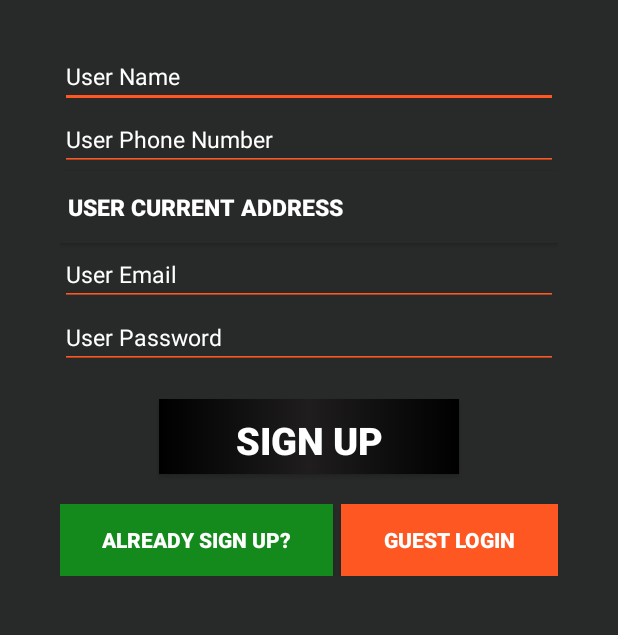
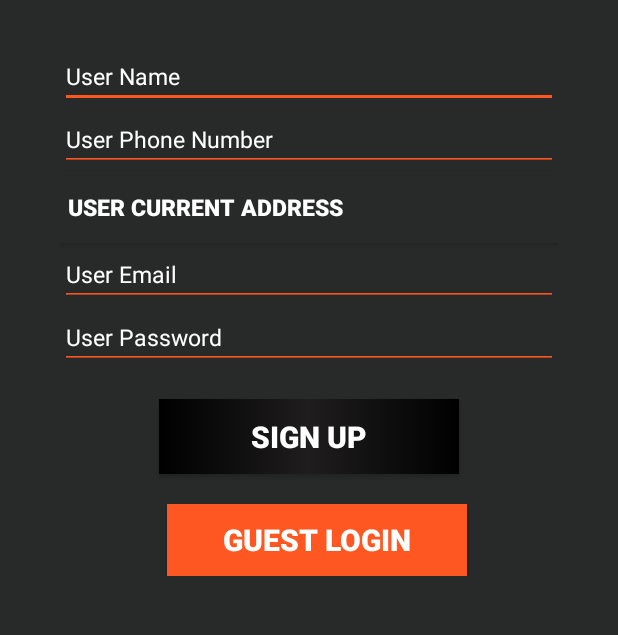
Before and after one commit to sifatabdullah386/SafeGuard, an Android app: the screen it shows after launch (RegisterActivity), on a phone screen of 412 x 824 dp, the part 367-1002 px from its top. Run offline under Robolectric (Android 15) with nearby library versions, the phone set to English and light mode, and no system bars; our stand-ins replace Firebase (no records; nobody signed in at launch, a user with empty details on screens opened directly); 2 statements that could not run were skipped.

Commit message:
Commit23

```diff
--- a/app/build.gradle
+++ b/app/build.gradle
@@ -63,7 +63,7 @@ dependencies {
     implementation 'com.google.android.gms:play-services-location:17.0.0'
     implementation 'com.google.android.libraries.places:places:2.2.0'
 
-    //firebase dependencies
+    //FireBase dependencies
     implementation 'com.google.firebase:firebase-core:17.2.2'
     implementation 'com.google.firebase:firebase-database:19.2.1'
     implementation 'com.google.firebase:firebase-storage:19.1.1'
@@ -75,7 +75,7 @@ dependencies {
     implementation 'com.google.firebase:firebase-analytics:17.2.2'
 
     //One Signal for sending notification
-    implementation 'com.onesignal:OneSignal:3.12.6'
+    implementation 'com.onesignal:OneSignal:3.12.6@aar'
 
     //API for sever response
     implementation 'com.squareup.okhttp3:okhttp:3.10.0'
--- a/app/src/main/java/com/example/safeguard/Hospitals.java
+++ b/app/src/main/java/com/example/safeguard/Hospitals.java
@@ -41,7 +41,7 @@ public class Hospitals extends AppCompatActivity {
         super.onCreate(savedInstanceState);
         setContentView(R.layout.activity_hospitals);
 
-        Toolbar toolbar = findViewById(R.id.add_hospitals_toolbar);
+        Toolbar toolbar = findViewById(R.id.hospitals_toolbar);
         setSupportActionBar(toolbar);
         Objects.requireNonNull(getSupportActionBar()).setDisplayHomeAsUpEnabled(true);
         toolbar.setNavigationIcon(R.drawable.ic_arrow_back_white_24dp);
--- a/app/src/main/java/com/example/safeguard/RegisterActivity.java
+++ b/app/src/main/java/com/example/safeguard/RegisterActivity.java
@@ -89,19 +89,6 @@ public class RegisterActivity extends AppCompatActivity   {
             }
         });
     }
-    @Override
-    public void onStart(){
-        super.onStart();
-        CurrentUser = firebaseAuth.getCurrentUser();
-       /* if(CurrentUser!=null){
-            finish();
-            Intent intent = new Intent(RegisterActivity.this, MainActivity.class);
-            startActivity(intent);
-        }
-        else{
-            doRegistration();
-        }*/
-    }
     private void doRegistration(){
         signUpButton.setOnClickListener(new View.OnClickListener() {
             @Override
--- a/app/src/main/res/layout/activity_hospitals.xml
+++ b/app/src/main/res/layout/activity_hospitals.xml
@@ -7,7 +7,7 @@
     tools:context=".Hospitals">
 
         <androidx.appcompat.widget.Toolbar
-            android:id="@+id/add_ambulances_toolbar"
+            android:id="@+id/hospitals_toolbar"
             android:layout_width="match_parent"
             android:layout_height="?attr/actionBarSize"
             android:background="#009688"
--- a/app/src/main/res/layout/activity_register.xml
+++ b/app/src/main/res/layout/activity_register.xml
@@ -99,29 +99,11 @@
             android:textStyle="bold"
             android:textColor="#fff"
             android:text="sign up"
-            android:textSize="25sp" />
-        <LinearLayout
-            android:layout_width="match_parent"
-            android:layout_height="wrap_content"
-            android:weightSum="2"
-            android:orientation="horizontal">
-            <Button
-                android:id="@+id/button_already_sign_up"
-                android:layout_width="wrap_content"
-                android:layout_height="wrap_content"
-                android:layout_weight="1"
-                android:layout_marginTop="20dp"
-                android:padding="5dp"
-                android:background="#148A1D"
-                android:textStyle="bold"
-                android:textColor="#fff"
-                android:text="Already sign up?"
-                android:textSize="14sp">
-            </Button>
+            android:textSize="20sp" />
         <Button
             android:id="@+id/button_guest_login"
-                android:layout_width="wrap_content"
-                android:layout_height="wrap_content"
+            android:layout_width="200dp"
+            android:layout_height="0dp"
             android:layout_weight="1"
             android:layout_marginTop="20dp"
             android:layout_marginStart="5dp"
@@ -129,12 +111,10 @@
             android:background="#FF5722"
             android:textStyle="bold"
             android:textColor="#fff"
-                android:text="Guest Login"
-                android:textSize="14sp">
+            android:text="@string/guest_login"
+            android:textSize="20sp">
         </Button>
 
     </LinearLayout>
 
-    </LinearLayout>
-
 </RelativeLayout>
--- a/app/src/main/res/values/strings.xml
+++ b/app/src/main/res/values/strings.xml
@@ -85,4 +85,5 @@
     <string name="upload_from_gallery">Upload from gallery</string>
     <string name="criminal_photos">Criminal Photos Send from the Victims</string>
     <string name="admin_panel">Admin Panel</string>
+    <string name="guest_login">Guest Login</string>
 </resources>
```
Also changed, not shown: app/src/main/java/com/example/safeguard/EmergencyMedical.java (+73 -45 lines), app/src/main/java/com/example/safeguard/FeedBack.java (+0 -30 lines), app/src/main/java/com/example/safeguard/MainActivity.java (+6 -1 lines), app/src/main/java/com/example/safeguard/MapsActivity.java (+17 -17 lines), app/src/main/java/com/example/safeguard/SexualHarassment.java (+73 -44 lines), app/src/main/java/com/example/safeguard/TrafficAccidents.java (+73 -46 lines), 1 other file. Lines whose indentation alone changed are shown as unchanged.
